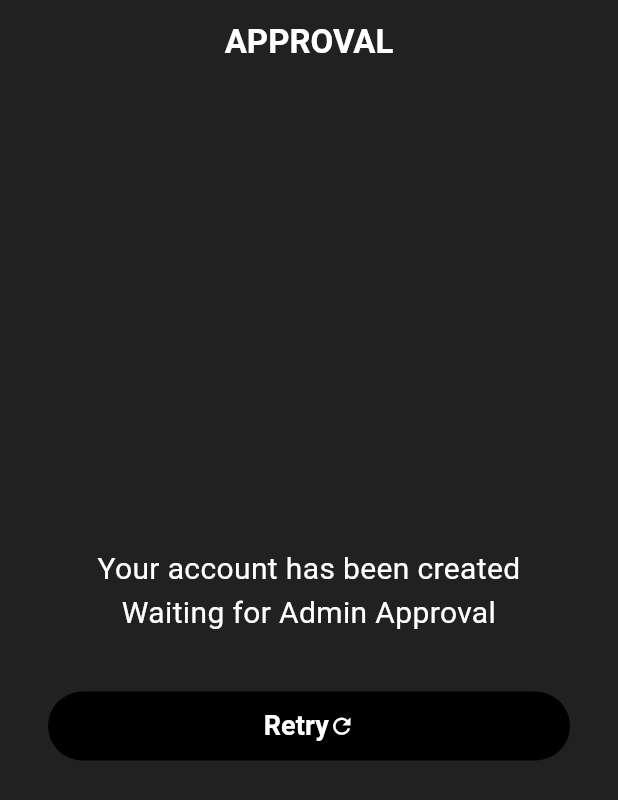
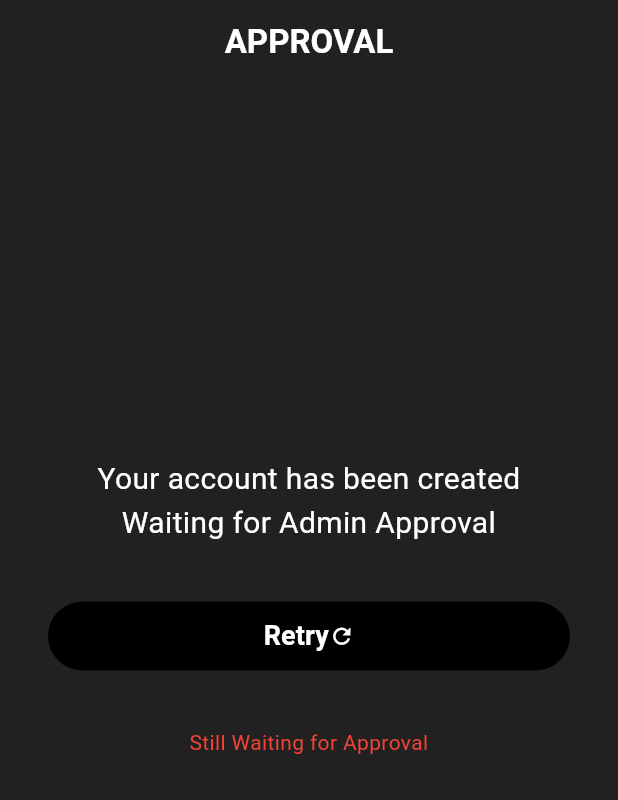
Before and after one commit to roshan2007git/bills, a Flutter app: the Approval screen opened directly with empty values, after a tap on "Retry", on a phone screen of 412 x 824 dp. Shown: the top 800 px of the screen. Run offline on Flutter 3.47's test engine with Material 3 defaults, Android fonts, the light colour scheme and no system bars; our stand-ins replace cloud_firestore, firebase_auth, firebase_core, googleapis_auth, image_picker; missing offline and left inert: googleapis, mailer; accounts and stored records are empty; project files that could hold a hidden picture were left out.

Commit message:
registration and login completely sorted
crazzyyyyy this was

```diff
--- a/lib/pages/login.dart
+++ b/lib/pages/login.dart
@@ -119,7 +119,7 @@ class _LoginState extends State<Login> {
             } else {
               if (mounted) Navigator.pop(context);
               setState(() {
-                error = 'An Error Occured';
+                error = 'An Error occurred';
                 showerror = true;
               });
             }
@@ -277,11 +277,27 @@ class Approval extends StatefulWidget {
 }
 
 class _ApprovalState extends State<Approval> {
+  String? error;
+  bool showerror = false;
+
+  void check() => setState(() {
+    showerror = false;
+  });
+
   void retry() async {
+    setState(() {
+      showerror = false;
+    });
     CallUser check = CallUser();
 
+    showDialog(
+      context: context,
+      barrierDismissible: false,
+      builder: (context) => const Center(child: CircularProgressIndicator()),
+    );
+
+    try {
       bool isApproved = await check.approved(widget.customUser);
-
       if (isApproved) {
         if (!mounted) return;
         Navigator.push(
@@ -290,6 +306,19 @@ class _ApprovalState extends State<Approval> {
             builder: (context) => Directory(currentUser: widget.customUser),
           ),
         );
+      } else {
+        if (mounted) Navigator.pop(context);
+        setState(() {
+          error = "Still Waiting for Approval";
+          showerror = true;
+        });
+      }
+    } catch (e) {
+      if (mounted) Navigator.pop(context);
+      setState(() {
+        error = e.toString();
+        showerror = true;
+      });
     }
   }
 
@@ -309,9 +338,12 @@ class _ApprovalState extends State<Approval> {
       ),
       resizeToAvoidBottomInset: false,
       body: GestureDetector(
-        onTap: () => FocusManager.instance.primaryFocus?.unfocus(),
+        onTap: () {
+          check();
+          FocusManager.instance.primaryFocus?.unfocus();
+        },
         child: Container(
-          padding: EdgeInsets.only(left: 20, right: 20),
+          padding: EdgeInsets.only(left: 20, right: 20, bottom: 70),
           color: Colors.grey[900],
           child: Column(
             mainAxisAlignment: MainAxisAlignment.center,
@@ -367,6 +399,13 @@ class _ApprovalState extends State<Approval> {
                   ),
                 ),
               ),
+              if (error != null && showerror == true) ...[
+                Text(
+                  error!,
+                  style: TextStyle(color: Colors.red, fontSize: 14),
+                  textAlign: TextAlign.center,
+                ),
+              ],
             ],
           ),
         ),
```
Also changed, not shown: lib/pages/register.dart (+102 -30 lines). Lines whose indentation alone changed are shown as unchanged.
